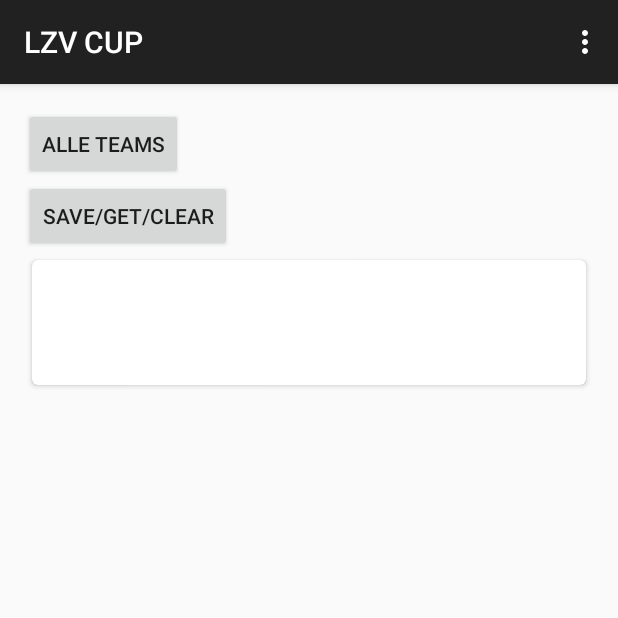
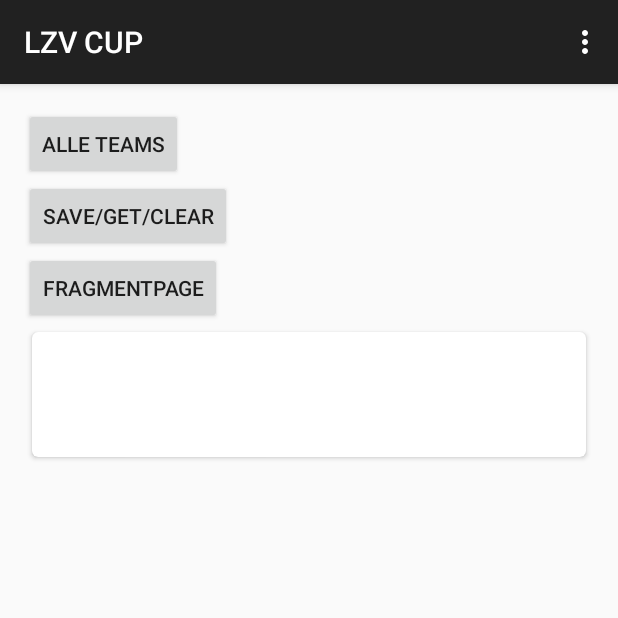
Before and after one commit to LarsdeGraaff/RetroFitActivy, an Android app: the screen it shows after launch (MainActivity), on a phone screen of 412 x 824 dp, the top half of it. Run offline under Robolectric (Android 15) with nearby library versions, the phone set to English and light mode, and no system bars; our stand-ins replace Picasso; libraries missing offline, so code that uses them is left out: javax.annotation, retrofit.client, retrofit.http; pictures from the network do not load; 2 statements that could not run were skipped.

Commit message:
add FragmentActivity (beginfase, fragmenten werken)

```diff
--- a/app/src/main/res/layout/activity_main.xml
+++ b/app/src/main/res/layout/activity_main.xml
@@ -24,6 +24,13 @@
         android:layout_height="wrap_content"
         android:onClick="sharedPref"
         android:text="Save/Get/Clear" />
+
+    <Button
+        android:layout_width="wrap_content"
+        android:layout_height="wrap_content"
+        android:onClick="goToFragment"
+        android:text="fragmentPage"
+        />
 
 
     <android.support.v7.widget.CardView xmlns:card_view="http://schemas.android.com/apk/res-auto"
```
